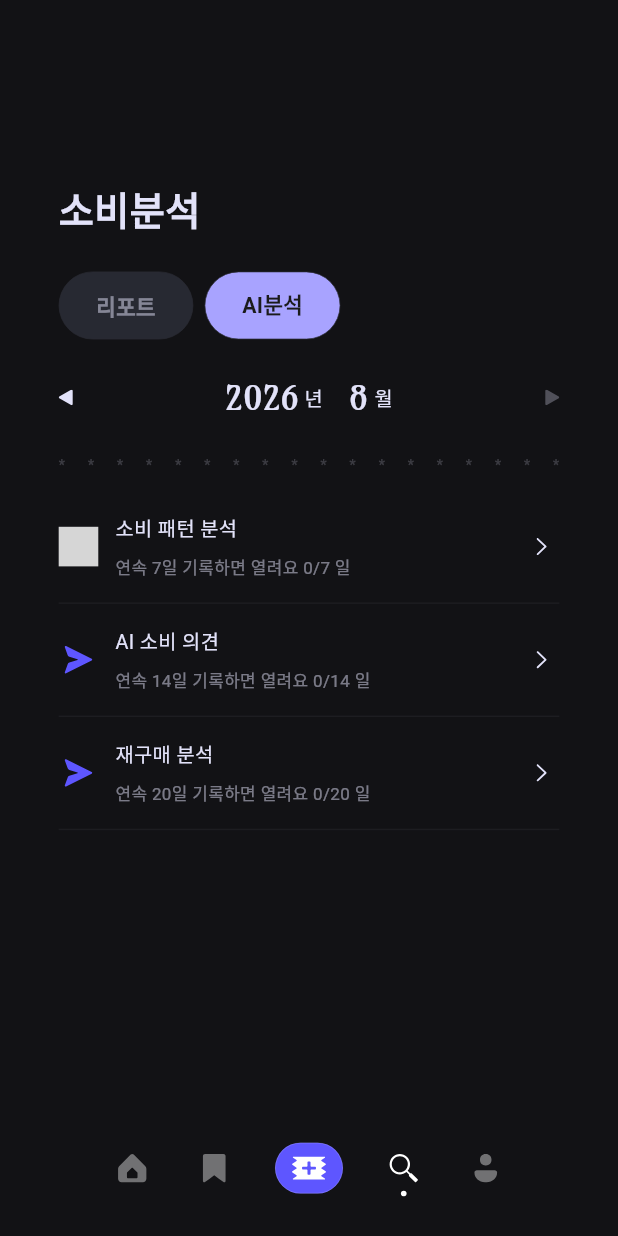
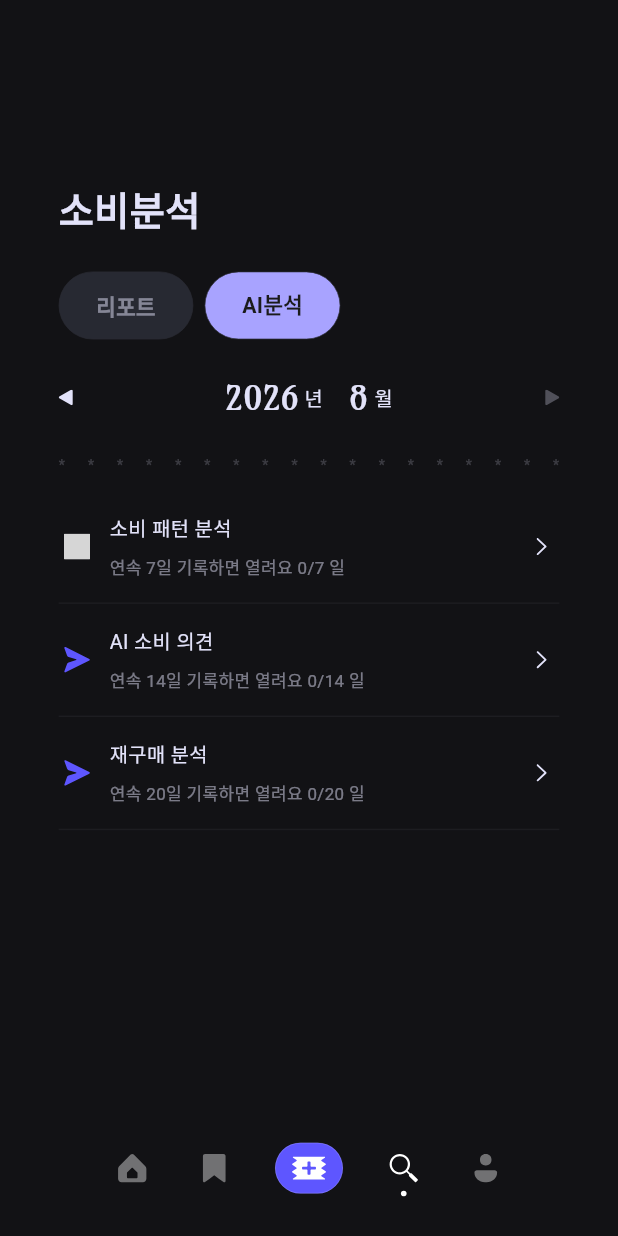
Before and after one commit to paran-accountbook/frontend, a Flutter app: the AnalysisOverviewScreen screen opened directly, after a tap on "AI분석", on a phone screen of 412 x 824 dp. Run offline on Flutter 3.47's test engine with Material 3 defaults, Android fonts, the phone set to English and light mode, and no system bars; our stand-ins replace flutter_dotenv, flutter_secure_storage, flutter_svg, image_picker, logger; accounts and stored records are empty; Roboto replaces fonts that are missing (Pretendard); project files that could hold a hidden picture were left out; grey boxes are pictures that could not be loaded.

Commit message:
fix: AI 분석 목록 아이콘 크기 정렬

```diff
--- a/lib/features/analysis/presentation/analysis_overview_screen.dart
+++ b/lib/features/analysis/presentation/analysis_overview_screen.dart
@@ -588,16 +588,23 @@ class _LockedList extends StatelessWidget {
           ),
           child: Row(
             children: [
-              SizedBox(
-                width: 28,
-                height: 28,
-                child: SvgPicture.asset(switch (index) {
-                  0 => AppAssets.analysisPattern,
-                  1 => AppAssets.analysisAi,
-                  _ => AppAssets.analysisRepurchase,
-                }),
+              SizedBox.square(
+                key: ValueKey('analysis-locked-icon-slot-$index'),
+                dimension: 26,
+                child: Center(
+                  child: SizedBox(
+                    key: ValueKey('analysis-locked-icon-$index'),
+                    width: index == 0 ? 18 : 26,
+                    height: index == 0 ? 18 : 26,
+                    child: SvgPicture.asset(switch (index) {
+                      0 => AppAssets.analysisPattern,
+                      1 => AppAssets.analysisAi,
+                      _ => AppAssets.analysisRepurchase,
+                    }, fit: BoxFit.fill),
+                  ),
+                ),
               ),
-              const SizedBox(width: 12),
+              const SizedBox(width: 10),
               Expanded(
                 child: Column(
                   mainAxisAlignment: MainAxisAlignment.center,
```
Also changed, not shown: 2 other files.
